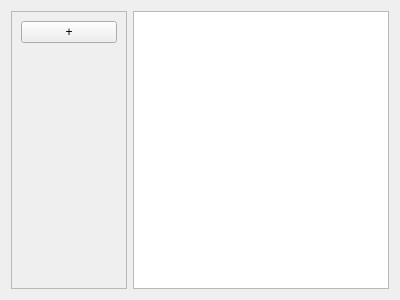
Before: the Qt Designer form ui/barsongarea.ui in BdxMimo/project-bar, drawn with Qt 5.
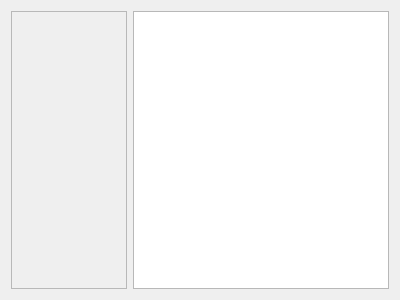
After: the same form once the commit is applied. Custom widgets are drawn as their Qt base class.

Diff of the .ui file:
```diff
--- a/ui/barsongarea.ui
+++ b/ui/barsongarea.ui
@@ -28,34 +28,7 @@
         <height>274</height>
        </rect>
       </property>
-      <layout class="QVBoxLayout" name="verticalLayout_3">
-       <item>
-        <layout class="QVBoxLayout" name="patternBarArea"/>
-       </item>
-       <item>
-        <widget class="QPushButton" name="buttonAddPatternBar">
-         <property name="text">
-          <string>+</string>
-         </property>
-        </widget>
-       </item>
-       <item>
-        <spacer name="verticalSpacer">
-         <property name="orientation">
-          <enum>Qt::Vertical</enum>
-         </property>
-         <property name="sizeHint" stdset="0">
-          <size>
-           <width>20</width>
-           <height>141</height>
-          </size>
-         </property>
-        </spacer>
-       </item>
-      </layout>
-      <zorder>verticalSpacer</zorder>
-      <zorder></zorder>
-      <zorder>buttonAddPatternBar</zorder>
+      <layout class="QVBoxLayout" name="verticalLayout_3"/>
      </widget>
     </widget>
    </item>
@@ -64,6 +37,14 @@
    </item>
   </layout>
  </widget>
+ <customwidgets>
+  <customwidget>
+   <class>BARPatternBarScrollAreaContents</class>
+   <extends>QWidget</extends>
+   <header>ui/barpatternbarscrollareacontents.h</header>
+   <container>1</container>
+  </customwidget>
+ </customwidgets>
  <resources/>
  <connections/>
 </ui>
```
Left out of the diff: 2 changed lines with no effect on the pictures.
